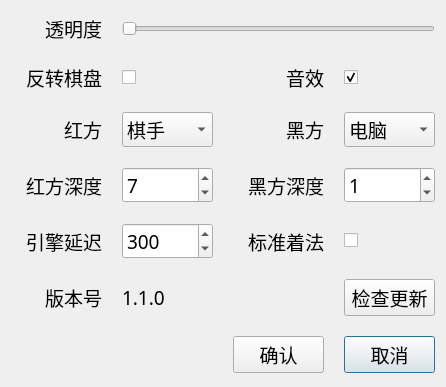
StevenBaby/chess, file src/ui/settings.ui: the form before one commit.
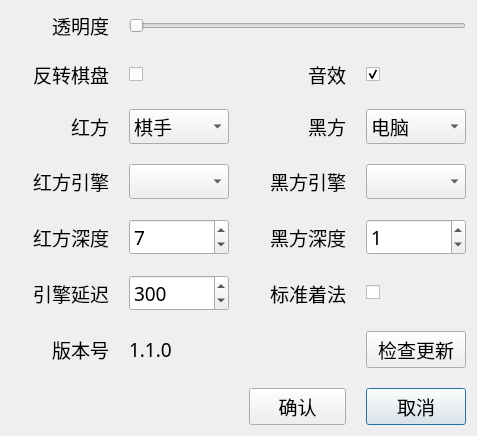
The form after the commit.

Commit message: 多引擎支持

```diff
--- a/src/ui/settings.ui
+++ b/src/ui/settings.ui
@@ -6,8 +6,8 @@
    <rect>
     <x>0</x>
     <y>0</y>
-    <width>446</width>
-    <height>387</height>
+    <width>477</width>
+    <height>398</height>
    </rect>
   </property>
   <property name="windowTitle">
@@ -19,8 +19,8 @@
      <property name="spacing">
       <number>20</number>
      </property>
-     <item row="6" column="3">
-      <widget class="QPushButton" name="cancel">
+     <item row="6" column="0">
+      <widget class="QLabel" name="label_5">
        <property name="font">
         <font>
          <family>DengXian</family>
@@ -28,7 +28,36 @@
         </font>
        </property>
        <property name="text">
-        <string>取消</string>
+        <string>版本号</string>
+       </property>
+       <property name="alignment">
+        <set>Qt::AlignRight|Qt::AlignTrailing|Qt::AlignVCenter</set>
+       </property>
+      </widget>
+     </item>
+     <item row="5" column="3">
+      <widget class="QCheckBox" name="standard_method">
+       <property name="text">
+        <string/>
+       </property>
+       <property name="checked">
+        <bool>false</bool>
+       </property>
+      </widget>
+     </item>
+     <item row="4" column="1">
+      <widget class="QSpinBox" name="red_depth">
+       <property name="font">
+        <font>
+         <family>DengXian</family>
+         <pointsize>14</pointsize>
+        </font>
+       </property>
+       <property name="maximum">
+        <number>10</number>
+       </property>
+       <property name="value">
+        <number>7</number>
        </property>
       </widget>
      </item>
@@ -48,6 +77,152 @@
        </property>
       </widget>
      </item>
+     <item row="7" column="3">
+      <widget class="QPushButton" name="cancel">
+       <property name="font">
+        <font>
+         <family>DengXian</family>
+         <pointsize>14</pointsize>
+        </font>
+       </property>
+       <property name="text">
+        <string>取消</string>
+       </property>
+      </widget>
+     </item>
+     <item row="4" column="3">
+      <widget class="QSpinBox" name="black_depth">
+       <property name="font">
+        <font>
+         <family>DengXian</family>
+         <pointsize>14</pointsize>
+        </font>
+       </property>
+       <property name="maximum">
+        <number>10</number>
+       </property>
+       <property name="value">
+        <number>1</number>
+       </property>
+      </widget>
+     </item>
+     <item row="7" column="2">
+      <widget class="QPushButton" name="ok">
+       <property name="font">
+        <font>
+         <family>DengXian</family>
+         <pointsize>14</pointsize>
+        </font>
+       </property>
+       <property name="text">
+        <string>确认</string>
+       </property>
+      </widget>
+     </item>
+     <item row="6" column="3">
+      <widget class="QPushButton" name="checkupdate">
+       <property name="font">
+        <font>
+         <family>DengXian</family>
+         <pointsize>14</pointsize>
+        </font>
+       </property>
+       <property name="text">
+        <string>检查更新</string>
+       </property>
+      </widget>
+     </item>
+     <item row="5" column="1">
+      <widget class="QSpinBox" name="delay">
+       <property name="font">
+        <font>
+         <family>DengXian</family>
+         <pointsize>14</pointsize>
+        </font>
+       </property>
+       <property name="maximum">
+        <number>5000</number>
+       </property>
+       <property name="value">
+        <number>300</number>
+       </property>
+      </widget>
+     </item>
+     <item row="2" column="2">
+      <widget class="QLabel" name="label_4">
+       <property name="font">
+        <font>
+         <family>DengXian</family>
+         <pointsize>14</pointsize>
+        </font>
+       </property>
+       <property name="text">
+        <string>黑方</string>
+       </property>
+       <property name="alignment">
+        <set>Qt::AlignRight|Qt::AlignTrailing|Qt::AlignVCenter</set>
+       </property>
+      </widget>
+     </item>
+     <item row="1" column="1">
+      <widget class="QCheckBox" name="reverse">
+       <property name="text">
+        <string/>
+       </property>
+      </widget>
+     </item>
+     <item row="6" column="1">
+      <widget class="QLabel" name="version">
+       <property name="font">
+        <font>
+         <family>DengXian</family>
+         <pointsize>14</pointsize>
+        </font>
+       </property>
+       <property name="text">
+        <string>1.1.0</string>
+       </property>
+       <property name="alignment">
+        <set>Qt::AlignLeading|Qt::AlignLeft|Qt::AlignVCenter</set>
+       </property>
+      </widget>
+     </item>
+     <item row="2" column="3">
+      <widget class="QComboBox" name="blackside">
+       <property name="font">
+        <font>
+         <family>DengXian</family>
+         <pointsize>14</pointsize>
+        </font>
+       </property>
+       <item>
+        <property name="text">
+         <string>电脑</string>
+        </property>
+       </item>
+       <item>
+        <property name="text">
+         <string>棋手</string>
+        </property>
+       </item>
+      </widget>
+     </item>
+     <item row="4" column="2">
+      <widget class="QLabel" name="label_9">
+       <property name="font">
+        <font>
+         <family>DengXian</family>
+         <pointsize>14</pointsize>
+        </font>
+       </property>
+       <property name="text">
+        <string>黑方深度</string>
+       </property>
+       <property name="alignment">
+        <set>Qt::AlignRight|Qt::AlignTrailing|Qt::AlignVCenter</set>
+       </property>
+      </widget>
+     </item>
      <item row="0" column="1" colspan="3">
       <widget class="QSlider" name="transprancy">
        <property name="font">
@@ -73,24 +248,28 @@
        </property>
       </widget>
      </item>
-     <item row="5" column="1">
-      <widget class="QLabel" name="version">
+     <item row="2" column="1">
+      <widget class="QComboBox" name="redside">
        <property name="font">
         <font>
          <family>DengXian</family>
          <pointsize>14</pointsize>
         </font>
        </property>
-       <property name="text">
-        <string>1.1.0</string>
-       </property>
-       <property name="alignment">
-        <set>Qt::AlignLeading|Qt::AlignLeft|Qt::AlignVCenter</set>
-       </property>
+       <item>
+        <property name="text">
+         <string>棋手</string>
+        </property>
+       </item>
+       <item>
+        <property name="text">
+         <string>电脑</string>
+        </property>
+       </item>
       </widget>
      </item>
-     <item row="1" column="2">
-      <widget class="QLabel" name="label_6">
+     <item row="5" column="2">
+      <widget class="QLabel" name="label_10">
        <property name="font">
         <font>
          <family>DengXian</family>
@@ -98,45 +277,13 @@
         </font>
        </property>
        <property name="text">
-        <string>音效</string>
+        <string>标准着法</string>
        </property>
        <property name="alignment">
         <set>Qt::AlignRight|Qt::AlignTrailing|Qt::AlignVCenter</set>
        </property>
       </widget>
      </item>
-     <item row="3" column="0">
-      <widget class="QLabel" name="label_8">
-       <property name="font">
-        <font>
-         <family>DengXian</family>
-         <pointsize>14</pointsize>
-        </font>
-       </property>
-       <property name="text">
-        <string>红方深度</string>
-       </property>
-       <property name="alignment">
-        <set>Qt::AlignRight|Qt::AlignTrailing|Qt::AlignVCenter</set>
-       </property>
-      </widget>
-     </item>
-     <item row="3" column="3">
-      <widget class="QSpinBox" name="black_depth">
-       <property name="font">
-        <font>
-         <family>DengXian</family>
-         <pointsize>14</pointsize>
-        </font>
-       </property>
-       <property name="maximum">
-        <number>10</number>
-       </property>
-       <property name="value">
-        <number>1</number>
-       </property>
-      </widget>
-     </item>
      <item row="1" column="0">
       <widget class="QLabel" name="label_2">
        <property name="font">
@@ -153,119 +300,6 @@
        </property>
       </widget>
      </item>
-     <item row="4" column="0">
-      <widget class="QLabel" name="label_7">
-       <property name="font">
-        <font>
-         <family>DengXian</family>
-         <pointsize>14</pointsize>
-        </font>
-       </property>
-       <property name="text">
-        <string>引擎延迟</string>
-       </property>
-       <property name="alignment">
-        <set>Qt::AlignRight|Qt::AlignTrailing|Qt::AlignVCenter</set>
-       </property>
-      </widget>
-     </item>
-     <item row="2" column="2">
-      <widget class="QLabel" name="label_4">
-       <property name="font">
-        <font>
-         <family>DengXian</family>
-         <pointsize>14</pointsize>
-        </font>
-       </property>
-       <property name="text">
-        <string>黑方</string>
-       </property>
-       <property name="alignment">
-        <set>Qt::AlignRight|Qt::AlignTrailing|Qt::AlignVCenter</set>
-       </property>
-      </widget>
-     </item>
-     <item row="2" column="1">
-      <widget class="QComboBox" name="redside">
-       <property name="font">
-        <font>
-         <family>DengXian</family>
-         <pointsize>14</pointsize>
-        </font>
-       </property>
-       <item>
-        <property name="text">
-         <string>棋手</string>
-        </property>
-       </item>
-       <item>
-        <property name="text">
-         <string>电脑</string>
-        </property>
-       </item>
-      </widget>
-     </item>
-     <item row="5" column="0">
-      <widget class="QLabel" name="label_5">
-       <property name="font">
-        <font>
-         <family>DengXian</family>
-         <pointsize>14</pointsize>
-        </font>
-       </property>
-       <property name="text">
-        <string>版本号</string>
-       </property>
-       <property name="alignment">
-        <set>Qt::AlignRight|Qt::AlignTrailing|Qt::AlignVCenter</set>
-       </property>
-      </widget>
-     </item>
-     <item row="3" column="2">
-      <widget class="QLabel" name="label_9">
-       <property name="font">
-        <font>
-         <family>DengXian</family>
-         <pointsize>14</pointsize>
-        </font>
-       </property>
-       <property name="text">
-        <string>黑方深度</string>
-       </property>
-       <property name="alignment">
-        <set>Qt::AlignRight|Qt::AlignTrailing|Qt::AlignVCenter</set>
-       </property>
-      </widget>
-     </item>
-     <item row="3" column="1">
-      <widget class="QSpinBox" name="red_depth">
-       <property name="font">
-        <font>
-         <family>DengXian</family>
-         <pointsize>14</pointsize>
-        </font>
-       </property>
-       <property name="maximum">
-        <number>10</number>
-       </property>
-       <property name="value">
-        <number>7</number>
-       </property>
-      </widget>
-     </item>
-     <item row="6" column="2">
-      <widget class="QPushButton" name="ok">
-       <property name="font">
-        <font>
-         <family>DengXian</family>
-         <pointsize>14</pointsize>
-        </font>
-       </property>
-       <property name="text">
-        <string>确认</string>
-       </property>
-      </widget>
-     </item>
      <item row="1" column="3">
       <widget class="QCheckBox" name="audio">
        <property name="text">
@@ -276,8 +310,8 @@
        </property>
       </widget>
      </item>
-     <item row="5" column="3">
-      <widget class="QPushButton" name="checkupdate">
+     <item row="4" column="0">
+      <widget class="QLabel" name="label_8">
        <property name="font">
         <font>
          <family>DengXian</family>
@@ -285,23 +319,42 @@
         </font>
        </property>
        <property name="text">
-        <string>检查更新</string>
+        <string>红方深度</string>
        </property>
+       <property name="alignment">
+        <set>Qt::AlignRight|Qt::AlignTrailing|Qt::AlignVCenter</set>
+       </property>
       </widget>
      </item>
-     <item row="4" column="1">
-      <widget class="QSpinBox" name="delay">
+     <item row="5" column="0">
+      <widget class="QLabel" name="label_7">
        <property name="font">
         <font>
          <family>DengXian</family>
          <pointsize>14</pointsize>
         </font>
        </property>
-       <property name="maximum">
-        <number>5000</number>
+       <property name="text">
+        <string>引擎延迟</string>
        </property>
-       <property name="value">
-        <number>300</number>
+       <property name="alignment">
+        <set>Qt::AlignRight|Qt::AlignTrailing|Qt::AlignVCenter</set>
+       </property>
+      </widget>
+     </item>
+     <item row="1" column="2">
+      <widget class="QLabel" name="label_6">
+       <property name="font">
+        <font>
+         <family>DengXian</family>
+         <pointsize>14</pointsize>
+        </font>
+       </property>
+       <property name="text">
+        <string>音效</string>
+       </property>
+       <property name="alignment">
+        <set>Qt::AlignRight|Qt::AlignTrailing|Qt::AlignVCenter</set>
        </property>
       </widget>
      </item>
@@ -321,35 +374,24 @@
        </property>
       </widget>
      </item>
-     <item row="1" column="1">
-      <widget class="QCheckBox" name="reverse">
-       <property name="text">
-        <string/>
-       </property>
-      </widget>
-     </item>
-     <item row="2" column="3">
-      <widget class="QComboBox" name="blackside">
+     <item row="3" column="0">
+      <widget class="QLabel" name="label_11">
        <property name="font">
         <font>
          <family>DengXian</family>
          <pointsize>14</pointsize>
         </font>
        </property>
-       <item>
-        <property name="text">
-         <string>电脑</string>
-        </property>
-       </item>
-       <item>
-        <property name="text">
-         <string>棋手</string>
-        </property>
-       </item>
+       <property name="text">
+        <string>红方引擎</string>
+       </property>
+       <property name="alignment">
+        <set>Qt::AlignRight|Qt::AlignTrailing|Qt::AlignVCenter</set>
+       </property>
       </widget>
      </item>
-     <item row="4" column="2">
-      <widget class="QLabel" name="label_10">
+     <item row="3" column="2">
+      <widget class="QLabel" name="label_12">
        <property name="font">
         <font>
          <family>DengXian</family>
@@ -357,20 +399,30 @@
         </font>
        </property>
        <property name="text">
-        <string>标准着法</string>
+        <string>黑方引擎</string>
        </property>
        <property name="alignment">
         <set>Qt::AlignRight|Qt::AlignTrailing|Qt::AlignVCenter</set>
        </property>
       </widget>
      </item>
-     <item row="4" column="3">
-      <widget class="QCheckBox" name="standard_method">
-       <property name="text">
-        <string/>
+     <item row="3" column="1">
+      <widget class="QComboBox" name="red_engine">
+       <property name="font">
+        <font>
+         <family>DengXian</family>
+         <pointsize>14</pointsize>
+        </font>
        </property>
-       <property name="checked">
-        <bool>false</bool>
+      </widget>
+     </item>
+     <item row="3" column="3">
+      <widget class="QComboBox" name="black_engine">
+       <property name="font">
+        <font>
+         <family>DengXian</family>
+         <pointsize>14</pointsize>
+        </font>
        </property>
       </widget>
      </item>
```
The commit also changes 8 other files.
